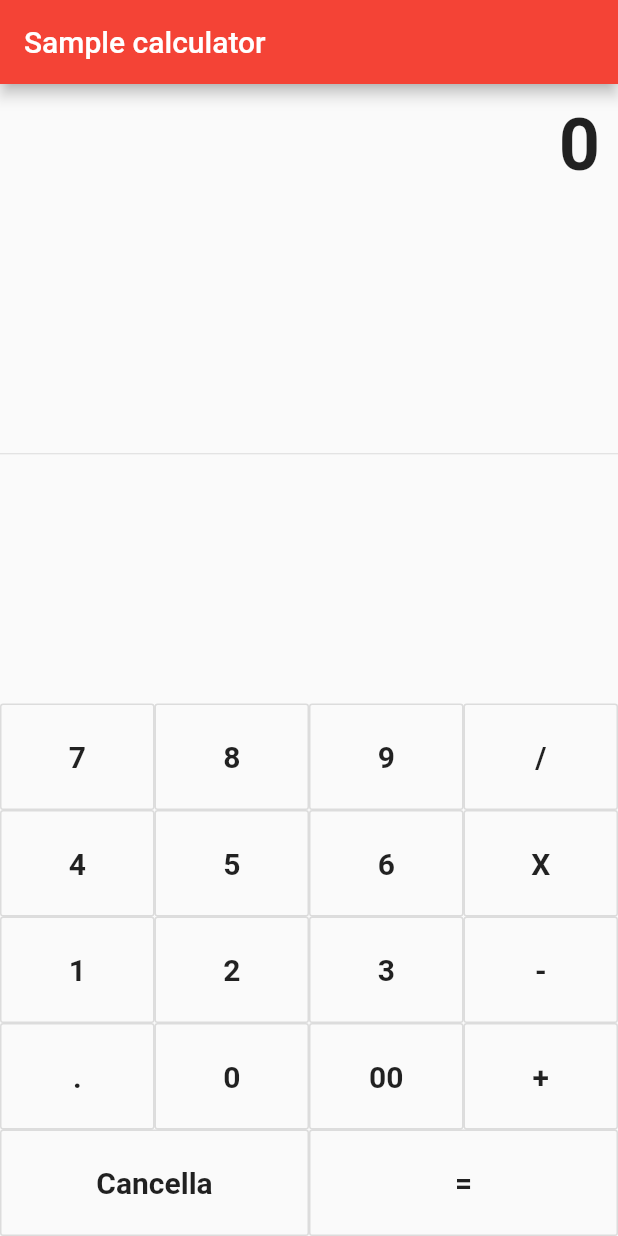
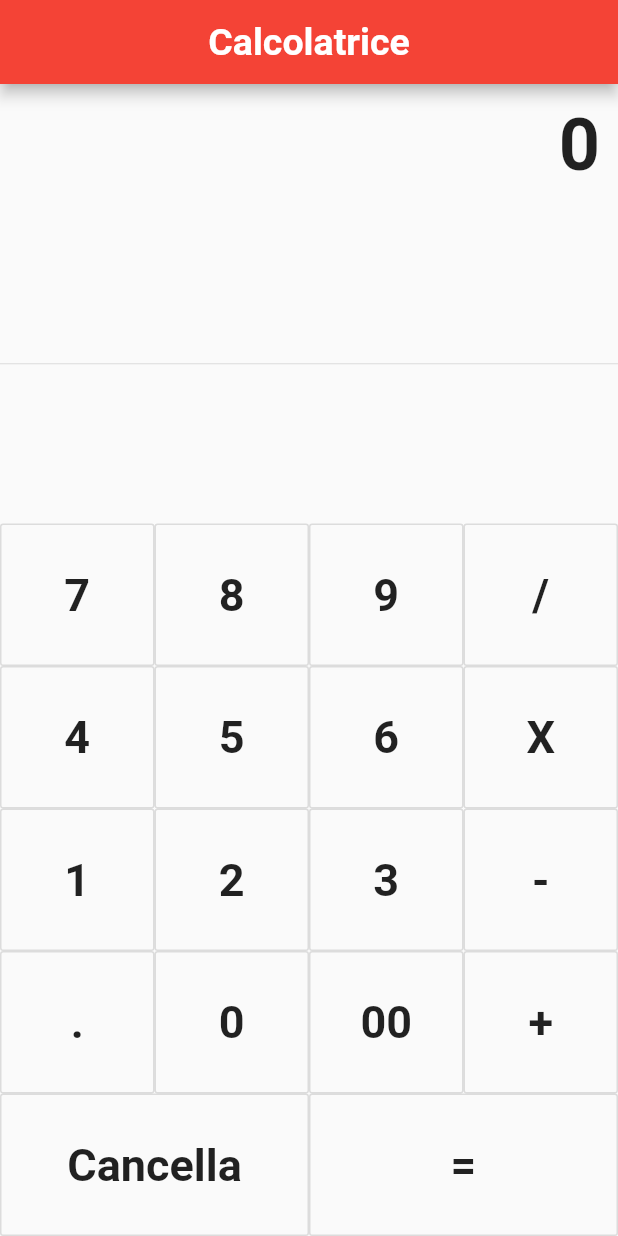
Before and after one commit to alessiodipasquale/FlutterCalculator, a Flutter app: the screen it shows after launch, on a phone screen of 412 x 824 dp. Run offline on Flutter 3.47's test engine with Material 2 defaults, Android fonts, the phone set to English and light mode, and no system bars.

Commit message:
Fixed some style

```diff
--- a/lib/main.dart
+++ b/lib/main.dart
@@ -12,7 +12,7 @@ class MyApp extends StatelessWidget {
 
         primarySwatch: Colors.red,
       ),
-      home: MyHomePage(title: 'Sample calculator'),
+      home: MyHomePage(title: 'Calcolatrice'),
     );
   }
 }
@@ -91,10 +91,12 @@ class _MyHomePageState extends State<MyHomePage> {
   Widget buildButton(String buttonText) {
     return Expanded(
                   child: new OutlineButton(
-                    padding: new EdgeInsets.all(24.0),
+                    highlightColor: Colors.red,
+                    splashColor: Colors.red[100],
+                    padding: new EdgeInsets.all(30.0),
                     child: new Text(buttonText,
                       style: TextStyle(
-                        fontSize: 20,
+                        fontSize: 30,
                         fontWeight: FontWeight.bold
                       ),),
                     onPressed: () => {
@@ -114,7 +116,12 @@ class _MyHomePageState extends State<MyHomePage> {
 
     return Scaffold(
         appBar: AppBar(
-          title: Text(widget.title),
+          centerTitle: true,
+          title: Text(widget.title, style: TextStyle(
+            fontSize: 25,
+            fontWeight: FontWeight.bold
+          ),),
+
         ),
         body: new Container(
           child: new Column(
```
